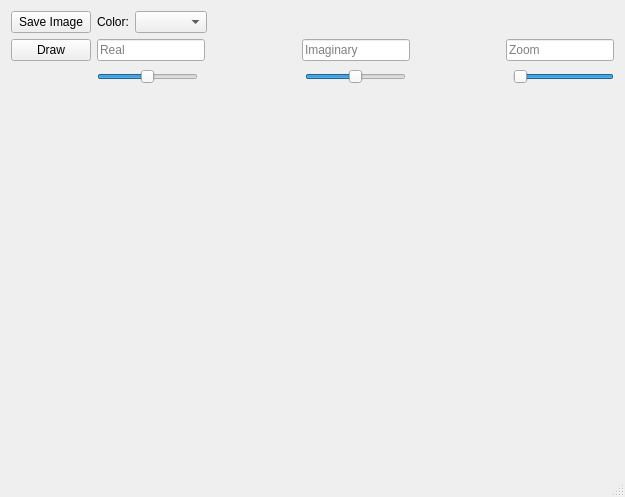
This is mainwindow.ui in Raabeschule/fractal as Qt 5 draws it before an edit. The edited form follows.
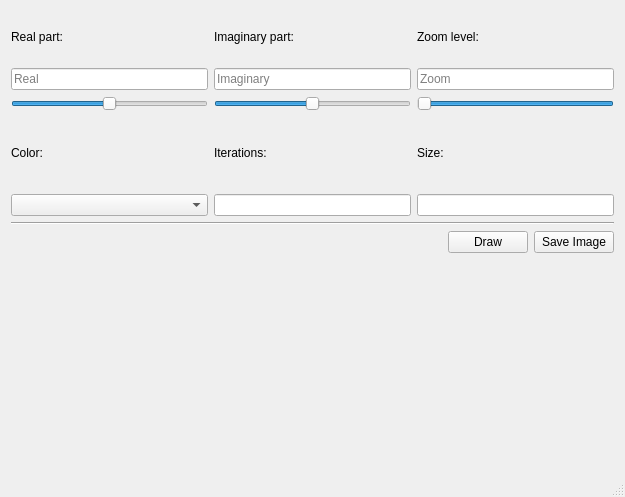
This is the edited form. Icons and pictures are not drawn.

Diff of the .ui file:
```diff
--- a/mainwindow.ui
+++ b/mainwindow.ui
@@ -19,41 +19,54 @@
   </property>
   <widget class="QWidget" name="centralWidget">
    <layout class="QGridLayout" name="gridLayout">
+    <item row="3" column="0">
+     <layout class="QGridLayout" name="gridLayout_2">
+      <item row="1" column="2">
+       <layout class="QVBoxLayout" name="verticalLayout_8">
+        <item>
+         <widget class="QLabel" name="label_4">
+          <property name="text">
+           <string>Size:</string>
+          </property>
+         </widget>
+        </item>
+        <item>
+         <widget class="QLineEdit" name="sizeEdit"/>
+        </item>
+       </layout>
+      </item>
     <item row="1" column="0">
-     <layout class="QFormLayout" name="formLayout">
-      <property name="fieldGrowthPolicy">
-       <enum>QFormLayout::AllNonFixedFieldsGrow</enum>
-      </property>
-      <item row="2" column="0">
-       <widget class="QPushButton" name="drawButton">
-        <property name="text">
-         <string>Draw</string>
-        </property>
-       </widget>
-      </item>
-      <item row="2" column="1">
        <layout class="QVBoxLayout" name="verticalLayout_2">
         <item>
-         <layout class="QHBoxLayout" name="horizontalLayout">
+         <widget class="QLabel" name="label_2">
+          <property name="sizePolicy">
+           <sizepolicy hsizetype="Fixed" vsizetype="Preferred">
+            <horstretch>0</horstretch>
+            <verstretch>0</verstretch>
+           </sizepolicy>
+          </property>
+          <property name="text">
+           <string>Color:</string>
+          </property>
+         </widget>
+        </item>
           <item>
-           <widget class="QLineEdit" name="realEdit">
-            <property name="placeholderText">
-             <string>Real</string>
+         <widget class="QComboBox" name="comboBox">
+          <property name="currentText">
+           <string/>
             </property>
            </widget>
           </item>
+       </layout>
+      </item>
+      <item row="0" column="1">
+       <layout class="QVBoxLayout" name="verticalLayout_4">
           <item>
-           <spacer name="horizontalSpacer_4">
-            <property name="orientation">
-             <enum>Qt::Horizontal</enum>
-            </property>
-            <property name="sizeHint" stdset="0">
-             <size>
-              <width>40</width>
-              <height>20</height>
-             </size>
-            </property>
-           </spacer>
+         <widget class="QLabel" name="label_6">
+          <property name="text">
+           <string>Imaginary part:</string>
+          </property>
+         </widget>
           </item>
           <item>
            <widget class="QLineEdit" name="imagEdit">
@@ -66,17 +79,31 @@
            </widget>
           </item>
           <item>
-           <spacer name="horizontalSpacer_5">
+         <widget class="QSlider" name="imagSlider">
+          <property name="minimum">
+           <number>-100</number>
+          </property>
+          <property name="maximum">
+           <number>100</number>
+          </property>
+          <property name="tracking">
+           <bool>true</bool>
+          </property>
             <property name="orientation">
              <enum>Qt::Horizontal</enum>
             </property>
-            <property name="sizeHint" stdset="0">
-             <size>
-              <width>40</width>
-              <height>20</height>
-             </size>
-            </property>
-           </spacer>
+         </widget>
+        </item>
+       </layout>
+      </item>
+      <item row="0" column="2">
+       <layout class="QVBoxLayout" name="verticalLayout_7">
+        <item>
+         <widget class="QLabel" name="label_7">
+          <property name="text">
+           <string>Zoom level:</string>
+          </property>
+         </widget>
           </item>
           <item>
            <widget class="QLineEdit" name="zoomEdit">
@@ -85,10 +112,46 @@
             </property>
            </widget>
           </item>
-         </layout>
-        </item>
+        <item>
+         <widget class="QSlider" name="zoomSlider">
+          <property name="minimum">
+           <number>1</number>
+          </property>
+          <property name="maximum">
+           <number>100</number>
+          </property>
+          <property name="value">
+           <number>100</number>
+          </property>
+          <property name="orientation">
+           <enum>Qt::Horizontal</enum>
+          </property>
+          <property name="invertedAppearance">
+           <bool>true</bool>
+          </property>
+          <property name="invertedControls">
+           <bool>false</bool>
+          </property>
+         </widget>
+        </item>
+       </layout>
+      </item>
+      <item row="0" column="0">
+       <layout class="QVBoxLayout" name="verticalLayout">
         <item>
-         <layout class="QHBoxLayout" name="horizontalLayout_3">
+         <widget class="QLabel" name="label_5">
+          <property name="text">
+           <string>Real part:</string>
+          </property>
+         </widget>
+        </item>
+        <item>
+         <widget class="QLineEdit" name="realEdit">
+          <property name="placeholderText">
+           <string>Real</string>
+          </property>
+         </widget>
+        </item>
           <item>
            <widget class="QSlider" name="realSlider">
             <property name="minimum">
@@ -120,37 +183,28 @@
             </property>
            </widget>
           </item>
-          <item>
-           <spacer name="horizontalSpacer_2">
-            <property name="orientation">
-             <enum>Qt::Horizontal</enum>
-            </property>
-            <property name="sizeHint" stdset="0">
-             <size>
-              <width>40</width>
-              <height>20</height>
-             </size>
-            </property>
-           </spacer>
-          </item>
+       </layout>
+      </item>
+      <item row="1" column="1">
+       <layout class="QVBoxLayout" name="verticalLayout_5">
           <item>
-           <widget class="QSlider" name="imagSlider">
-            <property name="minimum">
-             <number>-100</number>
-            </property>
-            <property name="maximum">
-             <number>100</number>
-            </property>
-            <property name="tracking">
-             <bool>true</bool>
-            </property>
-            <property name="orientation">
-             <enum>Qt::Horizontal</enum>
-            </property>
+         <widget class="QLabel" name="label_3">
+          <property name="text">
+           <string>Iterations:</string>
+          </property>
            </widget>
           </item>
           <item>
-           <spacer name="horizontalSpacer_3">
+         <widget class="QLineEdit" name="iterationsEdit"/>
+        </item>
+       </layout>
+      </item>
+     </layout>
+    </item>
+    <item row="5" column="0">
+     <layout class="QHBoxLayout" name="horizontalLayout_6">
+      <item>
+       <spacer name="horizontalSpacer">
             <property name="orientation">
              <enum>Qt::Horizontal</enum>
             </property>
@@ -163,84 +217,35 @@
            </spacer>
           </item>
           <item>
-           <widget class="QSlider" name="zoomSlider">
-            <property name="minimum">
-             <number>1</number>
-            </property>
-            <property name="maximum">
-             <number>100</number>
-            </property>
-            <property name="value">
-             <number>100</number>
-            </property>
-            <property name="orientation">
-             <enum>Qt::Horizontal</enum>
-            </property>
-            <property name="invertedAppearance">
-             <bool>true</bool>
-            </property>
-            <property name="invertedControls">
-             <bool>false</bool>
-            </property>
-           </widget>
-          </item>
-         </layout>
-        </item>
-       </layout>
-      </item>
-      <item row="0" column="0">
+       <widget class="QPushButton" name="drawButton">
+        <property name="text">
+         <string>Draw</string>
+        </property>
+       </widget>
+      </item>
+      <item>
        <widget class="QPushButton" name="pushButton">
         <property name="text">
          <string>Save Image</string>
         </property>
        </widget>
       </item>
-      <item row="0" column="1">
-       <layout class="QHBoxLayout" name="horizontalLayout_2">
-        <item>
-         <widget class="QLabel" name="label_2">
-          <property name="sizePolicy">
-           <sizepolicy hsizetype="Fixed" vsizetype="Preferred">
-            <horstretch>0</horstretch>
-            <verstretch>0</verstretch>
-           </sizepolicy>
-          </property>
-          <property name="text">
-           <string>Color:</string>
-          </property>
-         </widget>
-        </item>
-        <item>
-         <widget class="QComboBox" name="comboBox">
-          <property name="currentText">
-           <string/>
-          </property>
-         </widget>
-        </item>
-        <item>
-         <spacer name="horizontalSpacer">
-          <property name="orientation">
-           <enum>Qt::Horizontal</enum>
-          </property>
-          <property name="sizeHint" stdset="0">
-           <size>
-            <width>40</width>
-            <height>20</height>
-           </size>
-          </property>
-         </spacer>
-        </item>
-       </layout>
-      </item>
-     </layout>
-    </item>
-    <item row="2" column="0">
+     </layout>
+    </item>
+    <item row="6" column="0">
      <widget class="QLabel" name="label">
       <property name="text">
        <string/>
       </property>
      </widget>
     </item>
+    <item row="4" column="0">
+     <widget class="Line" name="line_2">
+      <property name="orientation">
+       <enum>Qt::Horizontal</enum>
+      </property>
+     </widget>
+    </item>
    </layout>
   </widget>
   <widget class="QStatusBar" name="statusBar"/>
```
Left out of the diff: 2 changed lines with no effect on the pictures. Lines whose indentation alone changed are shown as unchanged.
